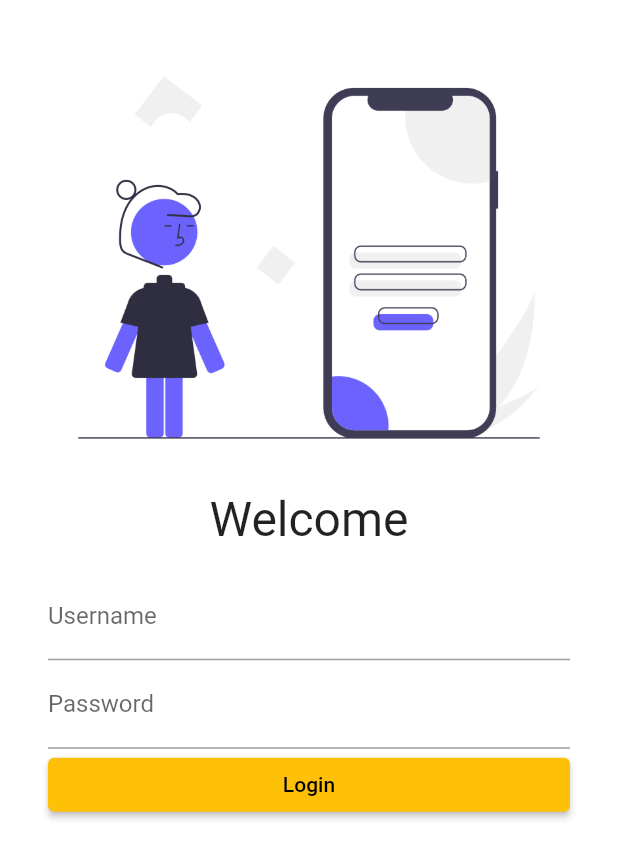
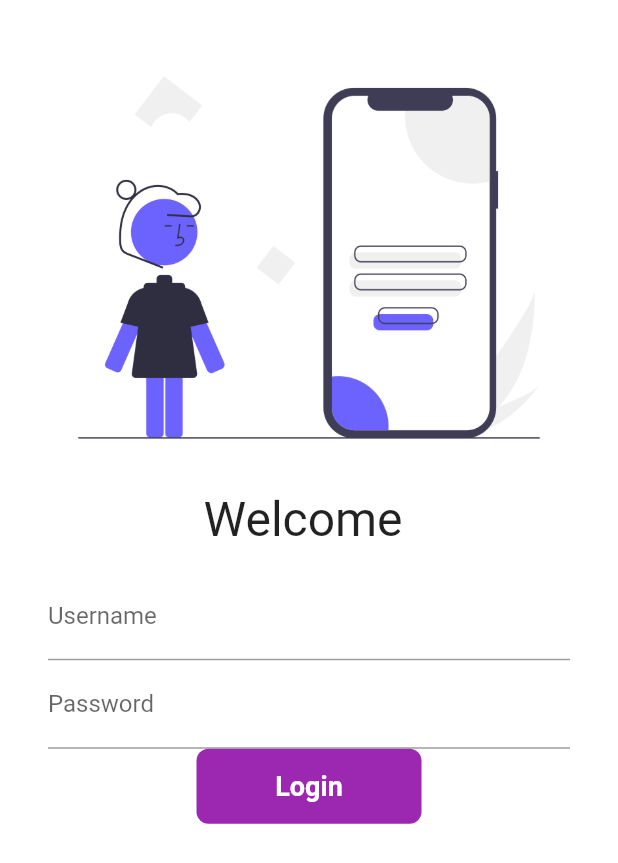
Before and after one commit to thetrickuser/flutter_catalog, a Flutter app: the screen it shows after launch, on a phone screen of 412 x 824 dp. Shown: the top 863 px of the screen. Run offline on Flutter 3.47's test engine with Material 2 defaults, Android fonts, the phone set to English and light mode, and no system bars; our stand-ins replace google_fonts; Roboto replaces fonts that are missing (Actor).

Commit message:
Added button animation

```diff
--- a/lib/pages/login_page.dart
+++ b/lib/pages/login_page.dart
@@ -2,9 +2,16 @@ import 'package:flutter/material.dart';
 import 'package:flutter/src/widgets/framework.dart';
 import 'package:flutter_catalog/utils/routes.dart';
 
-class LoginPage extends StatelessWidget {
+class LoginPage extends StatefulWidget {
   const LoginPage({super.key});
 
+  @override
+  State<LoginPage> createState() => _LoginPageState();
+}
+
+class _LoginPageState extends State<LoginPage> {
+  String name = "";
+  bool changeButton = false;
   @override
   Widget build(BuildContext context) {
     return Material(
@@ -19,7 +26,7 @@ class LoginPage extends StatelessWidget {
                 fit: BoxFit.cover,
               ),
               Text(
-                "Welcome",
+                "Welcome $name",
                 style: TextStyle(
                   fontSize: 32,
                 ),
@@ -32,22 +39,52 @@ class LoginPage extends StatelessWidget {
                     TextFormField(
                       decoration: InputDecoration(
                           hintText: 'Enter Username', labelText: 'Username'),
+                      onChanged: ((value) {
+                        name = value;
+                        setState(() {});
+                      }),
                     ),
                     TextFormField(
                       decoration: InputDecoration(
                           hintText: 'Enter Password', labelText: 'Password'),
                       obscureText: true,
                     ),
-                    ElevatedButton(
-                      style: TextButton.styleFrom(),
-                      child: const Center(
-                          child: Text(
-                        "Login",
-                        textDirection: TextDirection.ltr,
-                      )),
-                      onPressed: () {
+                    // ElevatedButton(
+                    //   style: TextButton.styleFrom(),
+                    //   child: const Center(
+                    //       child: Text(
+                    //     "Login",
+                    //     textDirection: TextDirection.ltr,
+                    //   )),
+                    //   onPressed: () {
+                    //     Navigator.pushNamed(context, MyRoutes.homeRoute);
+                    //   },
+                    // )
+                    InkWell(
+                      onTap: () async {
+                        setState(() {
+                          changeButton = true;
+                        });
+                        await Future.delayed(Duration(seconds: 1));
                         Navigator.pushNamed(context, MyRoutes.homeRoute);
                       },
+                      child: AnimatedContainer(
+                        duration: Duration(seconds: 1),
+                        width: changeButton ? 50 : 150,
+                        height: 50,
+                        alignment: Alignment.center,
+                        child: changeButton
+                            ? Icon(Icons.done, color: Colors.white)
+                            : Text("Login",
+                                style: TextStyle(
+                                    color: Colors.white,
+                                    fontWeight: FontWeight.bold,
+                                    fontSize: 18)),
+                        decoration: BoxDecoration(
+                            color: Colors.purple,
+                            borderRadius:
+                                BorderRadius.circular(changeButton ? 50 : 8)),
+                      ),
                     )
                   ],
                 ),
```
